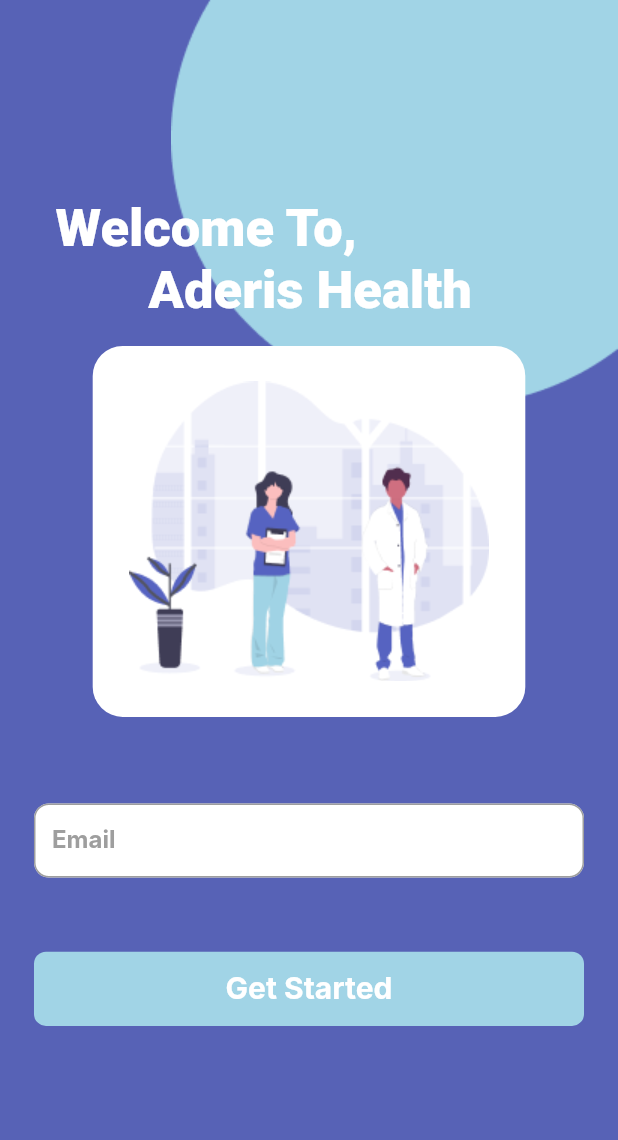
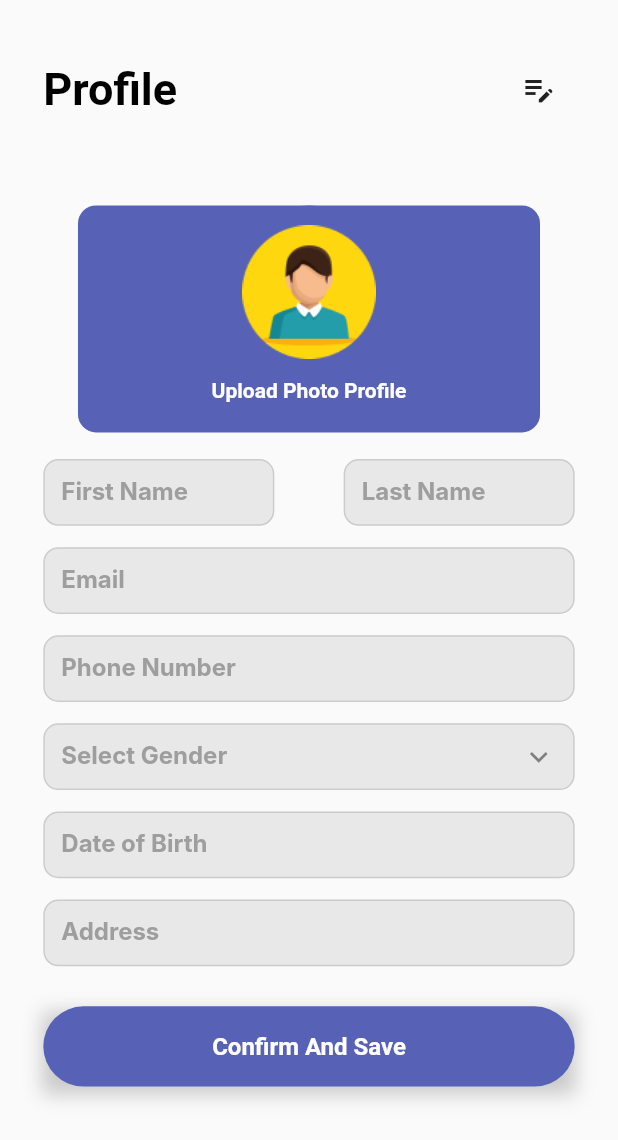
Before and after one commit to umarwaseeem/E-Health-Flutter, a Flutter app: the screen it shows after launch, on a phone screen of 412 x 824 dp. Shown: the top 1140 px of the screen. Run offline on Flutter 3.47's test engine with Material 2 defaults, Android fonts, the phone set to English and light mode, and no system bars; our stand-ins replace flutter_screenutil; Roboto replaces fonts that are missing (Inter, Poppins).

Commit message:
create profile,  add insurance screen done

```diff
--- /dev/null
+++ b/lib/create_profile/create_profile_screen.dart
@@ -0,0 +1,168 @@
+import 'package:aderis_health/util/input_field.dart';
+import 'package:flutter/material.dart';
+import 'package:flutter_screenutil/flutter_screenutil.dart';
+
+import '../add_insurance_screen/add_insurance_screen.dart';
+import '../util/button1.dart';
+import '../util/colors.dart';
+import '../util/text_styles.dart';
+
+class CreateProfileScreen extends StatelessWidget {
+  const CreateProfileScreen({Key? key}) : super(key: key);
+
+  static const routeName = "create_profile_screen;";
+
+  @override
+  Widget build(BuildContext context) {
+    return SafeArea(
+      child: Scaffold(
+        body: SingleChildScrollView(
+          child: ScreenUtilInit(
+            designSize: const Size(428, 926),
+            builder: (context, widget) => Container(
+              margin: EdgeInsets.only(left: 30.w, right: 30.w, top: 40.h),
+              child: Column(
+                children: [
+                  Row(
+                    mainAxisAlignment: MainAxisAlignment.spaceBetween,
+                    children: [
+                      Text("Profile", style: textTheme.headline1),
+                      IconButton(
+                        icon: const Icon(Icons.edit_note_outlined),
+                        onPressed: () {},
+                      ),
+                    ],
+                  ),
+                  SizedBox(height: 30.h),
+                  Container(
+                    margin: EdgeInsets.only(top: 30.h, bottom: 20.h),
+                    height: 170.h,
+                    width: 320.w,
+                    decoration: BoxDecoration(
+                      color: mainColor,
+                      borderRadius: BorderRadius.circular(12),
+                    ),
+                    child: Column(
+                      children: [
+                        CircleAvatar(
+                          backgroundColor: mainColor,
+                          radius: 60.w,
+                          child: Image.asset(
+                            "assets/images/profile-pic.png",
+                            height: 100.h,
+                            width: 100.w,
+                          ),
+                        ),
+                        const Text(
+                          "Upload Photo Profile",
+                          style: TextStyle(
+                            color: Colors.white,
+                            fontSize: 14,
+                            fontWeight: FontWeight.w600,
+                          ),
+                        ),
+                      ],
+                    ),
+                  ),
+                  Row(
+                    mainAxisAlignment: MainAxisAlignment.spaceBetween,
+                    children: [
+                      SizedBox(
+                        height: 50.h,
+                        width: 160.w,
+                        child: const InputField(
+                          hint: "First Name",
+                          label: "First Name",
+                        ),
+                      ),
+                      SizedBox(
+                        height: 50.h,
+                        width: 160.w,
+                        child: const InputField(
+                          hint: "Last Name",
+                          label: "Last Name",
+                        ),
+                      ),
+                    ],
+                  ),
+                  SizedBox(height: 16.h),
+                  SizedBox(
+                    height: 50.h,
+                    width: 370.w,
+                    child: const InputField(
+                      hint: "Email",
+                      label: "Email",
+                    ),
+                  ),
+                  SizedBox(height: 16.h),
+                  SizedBox(
+                    height: 50.h,
+                    width: 370.w,
+                    child: const InputField(
+                      hint: "Phone Number",
+                      label: "Phone Number",
+                    ),
+                  ),
+                  SizedBox(height: 16.h),
+                  SizedBox(
+                    height: 50.h,
+                    width: 370.w,
+                    child: InputField(
+                      hint: "Select Gender",
+                      label: "Select Gender",
+                      suffixIcon: IconButton(
+                        icon: const Icon(Icons.keyboard_arrow_down),
+                        onPressed: () {},
+                      ),
+                    ),
+                  ),
+                  SizedBox(height: 16.h),
+                  SizedBox(
+                    height: 50.h,
+                    width: 370.w,
+                    child: const InputField(
+                      hint: "Date of Birth",
+                      label: "Date of Birth",
+                    ),
+                  ),
+                  SizedBox(height: 16.h),
+                  SizedBox(
+                    height: 50.h,
+                    width: 370.w,
+                    child: const InputField(hint: "Address", label: "Address"),
+                  ),
+                  SizedBox(height: 30.h),
+                  Container(
+                    height: 60.h,
+                    width: 370.w,
+                    decoration: BoxDecoration(
+                      // apply shadow to the container
+                      boxShadow: [
+                        BoxShadow(
+                          color: Colors.black.withOpacity(0.2),
+                          spreadRadius: 1,
+                          blurRadius: 10,
+                          // shadow on botom and right
+                          offset: const Offset(0, 5),
+                        ),
+                      ],
+                    ),
+                    child: Button1(
+                        textStyle: textTheme.button!,
+                        buttonColor: button2Color,
+                        text: "Confirm And Save",
+                        borderRadius: 30,
+                        onPress: () {
+                          Navigator.pushNamed(
+                              context, AddInsuranceScreen.routeName);
+                        }),
+                  ),
+                ],
+              ),
+            ),
+          ),
+        ),
+      ),
+    );
+  }
+}
--- a/lib/main.dart
+++ b/lib/main.dart
@@ -1,7 +1,9 @@
 import 'package:flutter/material.dart';
 import 'package:provider/provider.dart';
 
+import 'add_insurance_screen/add_insurance_screen.dart';
 import 'create_new_password/create_new_pass_screen.dart';
+import 'create_profile/create_profile_screen.dart';
 import 'forgot_password/forgot_password_screen.dart';
 import 'forgot_password/providers/forgot_password_provider.dart';
 import 'forgot_password/reset_by_sms_screen/reset_by_sms_screen.dart';
@@ -37,17 +39,17 @@ class MyApp extends StatelessWidget {
           backgroundColor: mainColor,
           primarySwatch: Colors.blue,
         ),
-        home: const SplashScreen(),
+        home: const CreateProfileScreen(),
         routes: {
           LoginScreen.routeName: (context) => const LoginScreen(),
           WelcomeScreen.routeName: (context) => const WelcomeScreen(),
           SignUpScreen.routeName: (context) => const SignUpScreen(),
-          ForgotPasswordScreen.routeName: (context) =>
-              const ForgotPasswordScreen(),
+          ForgotPasswordScreen.routeName: (context) => const ForgotPasswordScreen(),
           ResetBySmsScreen.routeName: (context) => const ResetBySmsScreen(),
-          CreateNewPassScreen.routeName: (context) =>
-              const CreateNewPassScreen(),
+          CreateNewPassScreen.routeName: (context) => const CreateNewPassScreen(),
           HomePageScreen.routeName: (context) => const HomePageScreen(),
+          CreateProfileScreen.routeName: (context) =>const CreateProfileScreen(),
+          AddInsuranceScreen.routeName: (context) => const AddInsuranceScreen(),
         },
       ),
     );
--- a/lib/util/input_field.dart
+++ b/lib/util/input_field.dart
@@ -32,7 +32,7 @@ class _InputFieldState extends State<InputField> {
         suffixIcon: widget.suffixIcon,
         hintText: widget.hint,
         labelText: widget.label,
-        fillColor: Colors.white,
+        fillColor: const Color.fromRGBO(232, 232, 232, 1),
         filled: true,
         labelStyle: const TextStyle(
           color: Colors.grey,
@@ -41,11 +41,11 @@ class _InputFieldState extends State<InputField> {
           fontWeight: FontWeight.w700,
         ),
         enabledBorder: OutlineInputBorder(
-          borderSide: const BorderSide(color: Colors.grey),
+          borderSide: const BorderSide(color: Colors.black12),
           borderRadius: BorderRadius.circular(10),
         ),
         focusedBorder: OutlineInputBorder(
-          borderSide: const BorderSide(color: Colors.grey),
+          borderSide: const BorderSide(color: Colors.black12),
           borderRadius: BorderRadius.circular(14),
         ),
       ),
```
Also changed, not shown: lib/add_insurance_screen/add_insurance_screen.dart (added, +83 -0 lines), assets/images/insurance.png (added), assets/images/profile-pic.png (added).
